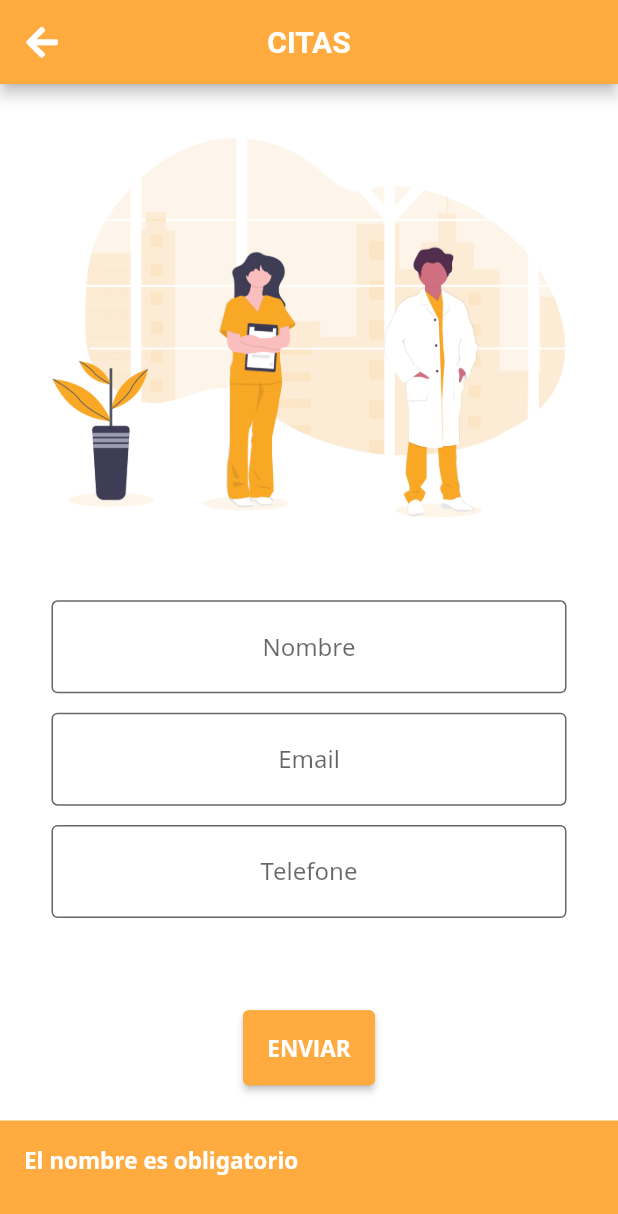
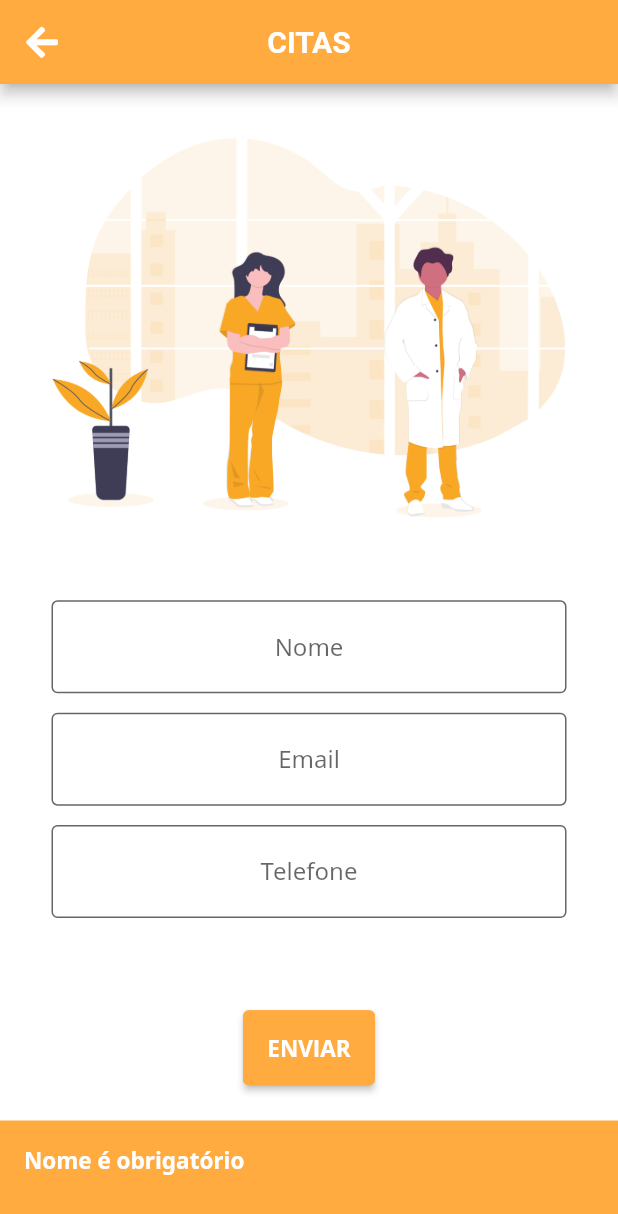
Before and after one commit to Nikola43/babyandmeFlutter, a Flutter app: the AppointmentPage screen opened by its route, after a tap on "ENVIAR", on a phone screen of 412 x 824 dp. Shown: the top 1214 px of the screen. Run offline on Flutter 3.47's test engine with Material 2 defaults, Android fonts, the phone set to English and light mode, and no system bars; drawn by our look-alikes of another_flushbar; our stand-ins replace awesome_dialog, cached_network_image, chewie, date_format, dio, email_validator and 14 more; missing offline and left inert: audioplayer, esys_flutter_share, flutter_phone_direct_caller, maps_launcher, onesignal_flutter; accounts and stored records are empty; project files that could hold a hidden picture were left out.

Commit message:
fix estilo y languaje

```diff
--- a/lib/pages/appointment/appointment.dart
+++ b/lib/pages/appointment/appointment.dart
@@ -121,7 +121,7 @@ class _AppointmentPageState extends State<AppointmentPage> {
                                             TextStyle(color: Colors.black),
                                         fillColor: Colors.white,
                                         //Add th Hint text here.
-                                        hintText: "Nombre",
+                                        hintText: "Nome",
 
                                         border: OutlineInputBorder(
                                           borderRadius:
@@ -192,7 +192,7 @@ class _AppointmentPageState extends State<AppointmentPage> {
                                             Flushbar(
                                               backgroundColor:
                                                   Colors.orangeAccent,
-                                              title: "El nombre es obligatorio",
+                                              title: "Nome é obrigatório",
                                               message: " ",
                                               duration: Duration(seconds: 3),
                                             )..show(context);
@@ -204,7 +204,7 @@ class _AppointmentPageState extends State<AppointmentPage> {
                                             Flushbar(
                                               backgroundColor:
                                                   Colors.orangeAccent,
-                                              title: "El email es obligatorio",
+                                              title: "Email é obrigatório",
                                               message: " ",
                                               duration: Duration(seconds: 3),
                                             )..show(context);
@@ -216,8 +216,7 @@ class _AppointmentPageState extends State<AppointmentPage> {
                                             Flushbar(
                                               backgroundColor:
                                                   Colors.orangeAccent,
-                                              title:
-                                                  "El telefono es obligatorio",
+                                              title: "Telefone é obrigatório",
                                               message: " ",
                                               duration: Duration(seconds: 3),
                                             )..show(context);
@@ -243,9 +242,12 @@ class _AppointmentPageState extends State<AppointmentPage> {
                                             if (result) {
                                               setState(() {
                                                 isLoading = false;
-                                                _phoneTextEditingController.text = "";
-                                                _nameTextEditingController.text = "";
-                                                _emailTextEditingController.text = "";
+                                                _phoneTextEditingController
+                                                    .text = "";
+                                                _nameTextEditingController
+                                                    .text = "";
+                                                _emailTextEditingController
+                                                    .text = "";
                                                 promoTitle = "";
                                               });
                                               print(result);
@@ -253,7 +255,7 @@ class _AppointmentPageState extends State<AppointmentPage> {
                                                 backgroundColor:
                                                     Colors.orangeAccent,
                                                 title:
-                                                    "Solicitud enviada correctamente",
+                                                    "Pedido enviado com sucesso",
                                                 message: " ",
                                                 duration: Duration(seconds: 3),
                                               )..show(context);
--- a/lib/pages/heartbeat_page.dart
+++ b/lib/pages/heartbeat_page.dart
@@ -158,7 +158,7 @@ class _HeartbeatPageState extends State<HeartbeatPage>
                   ),
                 ),
               ),
-              Text("Pulsa para ver escuchar el latido de tu corazon",
+              Text("Pressione para ouvir o batimento cardíaco",
                   style: TextStyle(
                       color: Colors.white,
                       fontSize: screenSize.width / 30,
--- a/lib/pages/promos/promo_detail.dart
+++ b/lib/pages/promos/promo_detail.dart
@@ -93,10 +93,10 @@ class _PromoDetailState extends State<PromoDetail> {
                 Padding(
                     padding: EdgeInsets.only(left: 25, right: 25),
                     child: Text(
-                        "Válido desde " +
+                        "Válido de " +
                             formatDate(DateTime.parse(promo.start_at),
                                 [dd, '-', mm, '-', yyyy]) +
-                            " hasta " +
+                            " até " +
                             formatDate(DateTime.parse(promo.end_at),
                                 [dd, '-', mm, '-', yyyy]),
                         style: TextStyle(
```
Also changed, not shown: lib/pages/images_gallery/image_gallery.dart (+7 -6 lines).
